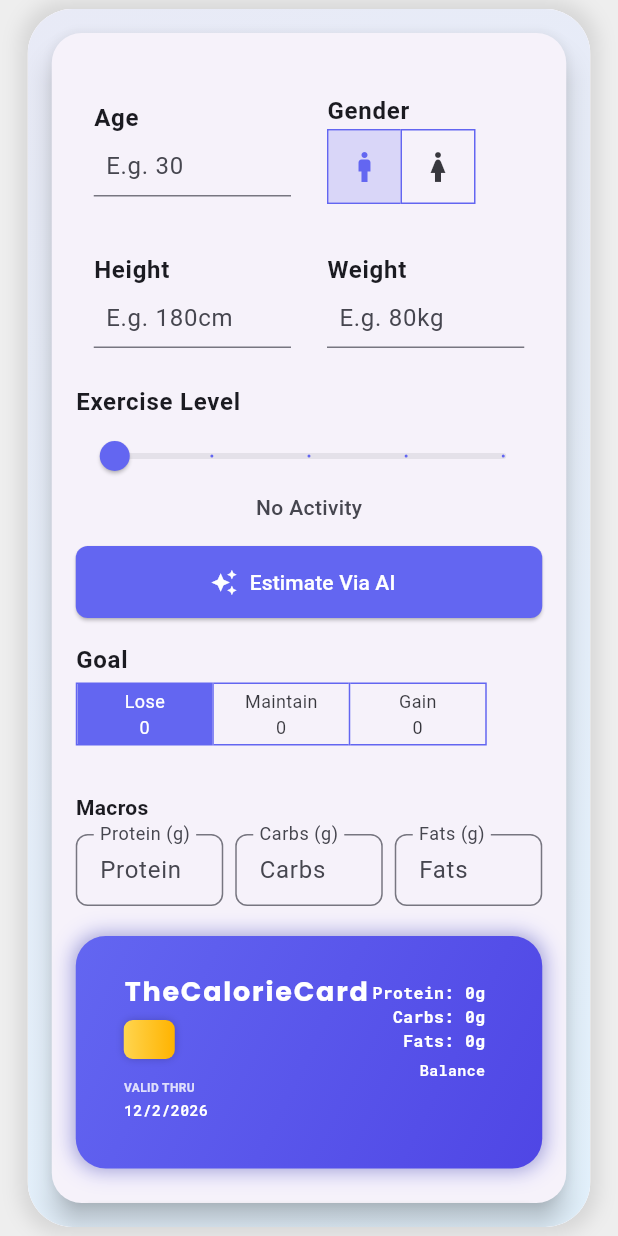
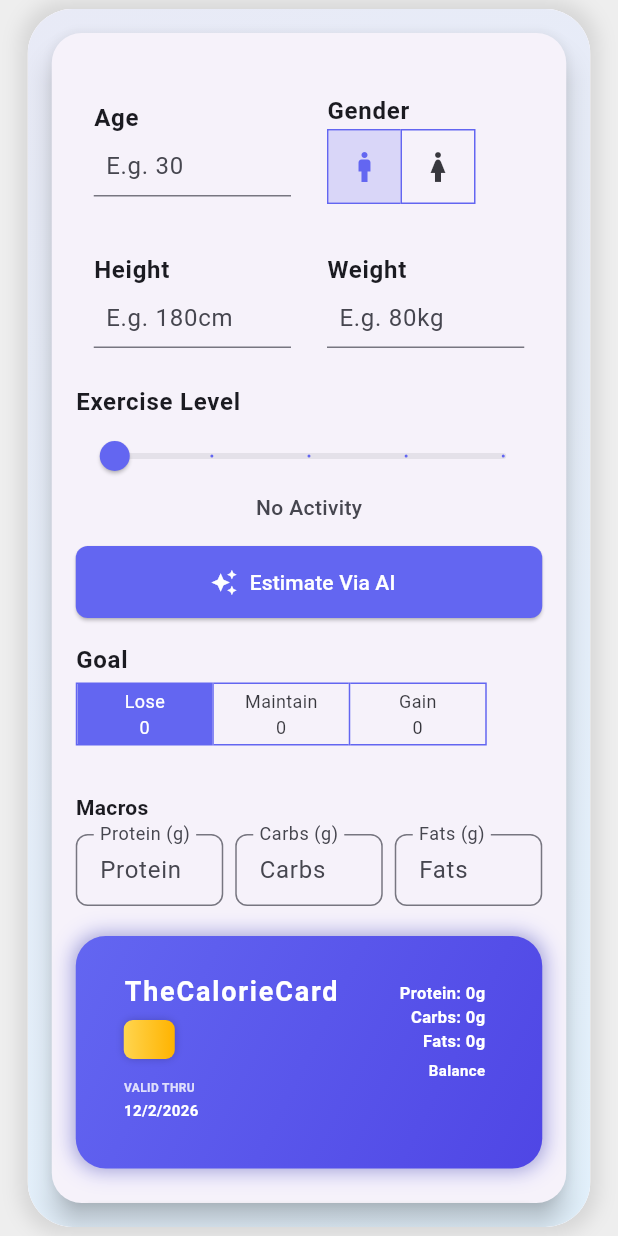
Before and after one commit to taran311/TheCalorieCard, a Flutter app: the screen it shows once a user with an empty profile is signed in, after a tap on "TheCalorieCard", on a phone screen of 412 x 824 dp. Run offline on Flutter 3.47's test engine with Material 3 defaults, Android fonts, the phone set to English and light mode, and no system bars; our stand-ins replace cloud_firestore, firebase_auth, firebase_core, flutter_dotenv, google_sign_in, timeago; accounts and stored records are empty.

Commit message:
google font changes

```diff
--- a/lib/components/credit_card.dart
+++ b/lib/components/credit_card.dart
@@ -1,7 +1,6 @@
 import 'package:cloud_firestore/cloud_firestore.dart';
 import 'package:firebase_auth/firebase_auth.dart';
 import 'package:flutter/material.dart';
-import 'package:google_fonts/google_fonts.dart';
 import 'package:namer_app/components/calorie_currency_icon.dart';
 
 class CreditCard extends StatefulWidget {
@@ -200,7 +199,7 @@ class _CreditCardWidgetState extends State<CreditCard>
                 left: 16,
                 child: Text(
                   'TheCalorieCard',
-                  style: GoogleFonts.poppins(
+                  style: TextStyle(
                     fontSize: 18,
                     fontWeight: FontWeight.bold,
                     color: Colors.white,
@@ -234,7 +233,7 @@ class _CreditCardWidgetState extends State<CreditCard>
                           children: [
                             Text(
                               'Protein: ${displayProtein.toStringAsFixed(0)}g',
-                              style: GoogleFonts.robotoMono(
+                              style: TextStyle(
                                 fontSize: 11,
                                 fontWeight: FontWeight.bold,
                                 color: Colors.white,
@@ -242,7 +241,7 @@ class _CreditCardWidgetState extends State<CreditCard>
                             ),
                             Text(
                               'Carbs: ${displayCarbs.toStringAsFixed(0)}g',
-                              style: GoogleFonts.robotoMono(
+                              style: TextStyle(
                                 fontSize: 11,
                                 fontWeight: FontWeight.bold,
                                 color: Colors.white,
@@ -250,7 +249,7 @@ class _CreditCardWidgetState extends State<CreditCard>
                             ),
                             Text(
                               'Fats: ${displayFats.toStringAsFixed(0)}g',
-                              style: GoogleFonts.robotoMono(
+                              style: TextStyle(
                                 fontSize: 11,
                                 fontWeight: FontWeight.bold,
                                 color: Colors.white,
@@ -259,7 +258,7 @@ class _CreditCardWidgetState extends State<CreditCard>
                             const SizedBox(height: 4),
                             Text(
                               'Balance',
-                              style: GoogleFonts.robotoMono(
+                              style: TextStyle(
                                 fontSize: 10,
                                 fontWeight: FontWeight.w600,
                                 color: Colors.white,
@@ -276,7 +275,7 @@ class _CreditCardWidgetState extends State<CreditCard>
                                 const SizedBox(width: 6),
                                 Text(
                                   displayCalories.toString(),
-                                  style: GoogleFonts.robotoMono(
+                                  style: TextStyle(
                                     fontSize: 18,
                                     fontWeight: FontWeight.bold,
                                     color: Colors.white,
@@ -337,7 +336,7 @@ class _CreditCardWidgetState extends State<CreditCard>
                     const SizedBox(height: 2),
                     Text(
                       today,
-                      style: GoogleFonts.robotoMono(
+                      style: TextStyle(
                         fontSize: 10,
                         fontWeight: FontWeight.w600,
                         color: Colors.white,
@@ -355,7 +354,7 @@ class _CreditCardWidgetState extends State<CreditCard>
                     _getTruncatedName(widget.cardUserNameOverride ??
                         FirebaseAuth.instance.currentUser?.email ??
                         'User'),
-                    style: GoogleFonts.poppins(
+                    style: TextStyle(
                       fontSize: 13,
                       fontWeight: FontWeight.w600,
                       color: Colors.white,
--- a/pubspec.yaml
+++ b/pubspec.yaml
@@ -23,7 +23,6 @@ dependencies:
   uuid: ^4.5.0
   http: ^1.2.2
   crypto: ^3.0.5
-  google_fonts: 6.1.0
   timeago: ^3.6.1
 
 dev_dependencies:
```
Also changed, not shown: lib/pages/friend_group_page.dart (+7 -9 lines), lib/pages/friends_page.dart (+17 -18 lines), lib/pages/messages_page.dart (+16 -17 lines), pubspec.lock.
